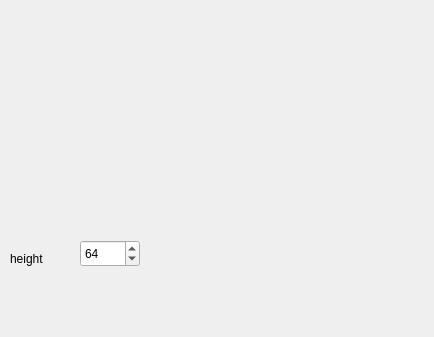
First picture: the form in src/loganalyzer/mainwindow.ui, repository ulrichard/mypen, before the edit.
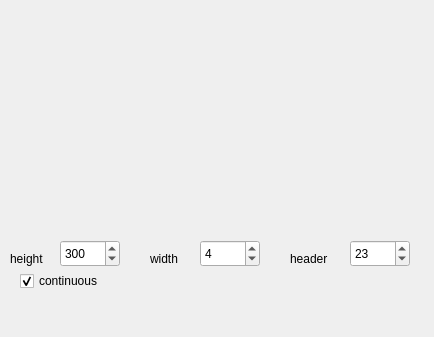
Second picture: the form after the edit.

Commit message: trying to make sense of the captured data

The edit to the form file:
```diff
--- a/src/loganalyzer/mainwindow.ui
+++ b/src/loganalyzer/mainwindow.ui
@@ -43,7 +43,7 @@
    <widget class="QSpinBox" name="spinHeight">
     <property name="geometry">
      <rect>
-      <x>80</x>
+      <x>60</x>
       <y>240</y>
       <width>60</width>
       <height>27</height>
@@ -56,7 +56,7 @@
      <number>1024</number>
     </property>
     <property name="value">
-     <number>64</number>
+     <number>300</number>
     </property>
    </widget>
    <widget class="QLabel" name="label">
@@ -98,6 +98,86 @@
      <string/>
     </property>
    </widget>
+   <widget class="QLabel" name="label_2">
+    <property name="geometry">
+     <rect>
+      <x>290</x>
+      <y>250</y>
+      <width>51</width>
+      <height>17</height>
+     </rect>
+    </property>
+    <property name="text">
+     <string>header</string>
+    </property>
+   </widget>
+   <widget class="QSpinBox" name="spinHdr">
+    <property name="geometry">
+     <rect>
+      <x>350</x>
+      <y>240</y>
+      <width>60</width>
+      <height>27</height>
+     </rect>
+    </property>
+    <property name="minimum">
+     <number>2</number>
+    </property>
+    <property name="maximum">
+     <number>64</number>
+    </property>
+    <property name="value">
+     <number>23</number>
+    </property>
+   </widget>
+   <widget class="QLabel" name="label_3">
+    <property name="geometry">
+     <rect>
+      <x>150</x>
+      <y>250</y>
+      <width>66</width>
+      <height>17</height>
+     </rect>
+    </property>
+    <property name="text">
+     <string>width</string>
+    </property>
+   </widget>
+   <widget class="QSpinBox" name="spinWidth">
+    <property name="geometry">
+     <rect>
+      <x>200</x>
+      <y>240</y>
+      <width>60</width>
+      <height>27</height>
+     </rect>
+    </property>
+    <property name="minimum">
+     <number>1</number>
+    </property>
+    <property name="maximum">
+     <number>16</number>
+    </property>
+    <property name="value">
+     <number>4</number>
+    </property>
+   </widget>
+   <widget class="QCheckBox" name="cbContinuous">
+    <property name="geometry">
+     <rect>
+      <x>20</x>
+      <y>270</y>
+      <width>181</width>
+      <height>22</height>
+     </rect>
+    </property>
+    <property name="text">
+     <string>continuous</string>
+    </property>
+    <property name="checked">
+     <bool>true</bool>
+    </property>
+   </widget>
   </widget>
  </widget>
  <resources/>
```
The commit also changes 2 other files.
